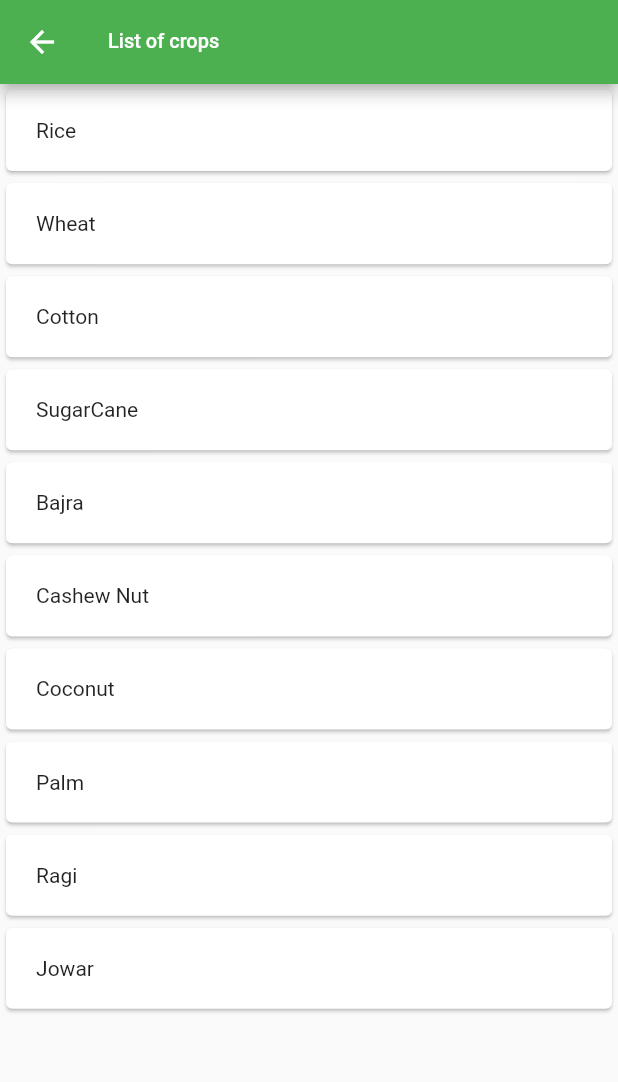
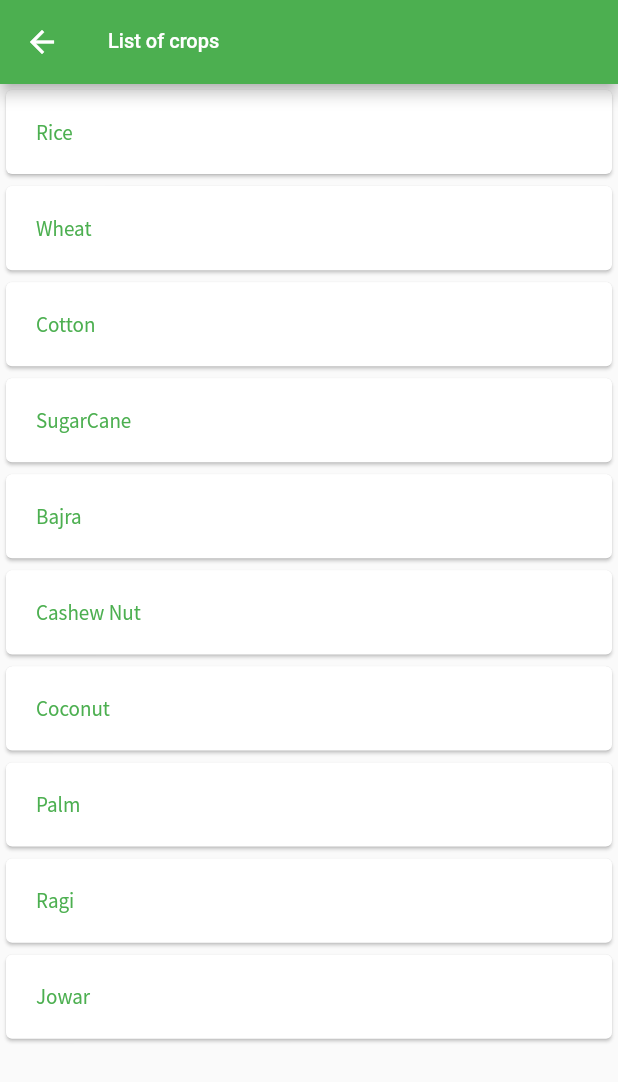
Before and after one commit to Crazzygamerr/AgriGrow, a Flutter app: the CropList screen opened directly, on a phone screen of 412 x 824 dp. Shown: the top 1082 px of the screen. Run offline on Flutter 3.47's test engine with Material 2 defaults, Android fonts, the phone set to English and light mode, and no system bars; our stand-ins replace cloud_firestore, firebase_auth, firebase_core, flutter_screenutil, fluttertoast, shared_preferences; accounts and stored records are empty.

Commit message:
Update CropList.dart

```diff
--- a/lib/CropList.dart
+++ b/lib/CropList.dart
@@ -14,13 +14,14 @@ class _CropListState extends State<CropList> {
     Widget build(BuildContext context) {
         return Scaffold(
             appBar: AppBar(
-                backgroundColor: Colors.green,
                 title: Text(
                     "List of crops",
                     style: TextStyle(
                         fontSize: ScreenUtil().setSp(14),
+                        color: Colors.white,
                     ),
                 ),
+                backgroundColor: Colors.green,
             ),
             body: SafeArea(
                 child: FutureBuilder(
@@ -49,6 +50,11 @@ class _CropListState extends State<CropList> {
                                                 ),
                                                 child: Text(
                                                     mydata[pos]["Name"].toString(),
+                                                    style: TextStyle(
+                                                        fontFamily: 'Source Sans Pro',
+                                                        color: Colors.green,
+
+                                                    ),
                                                 ),
                                             ),
                                         ),
```
